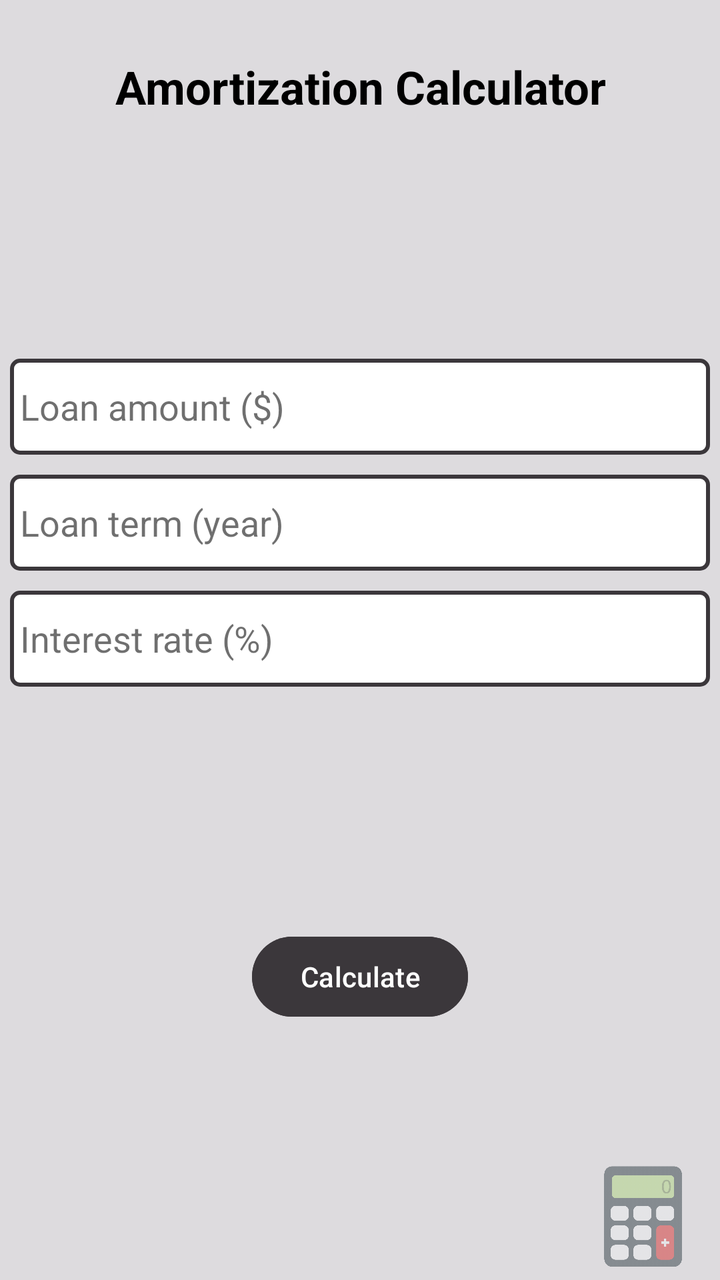
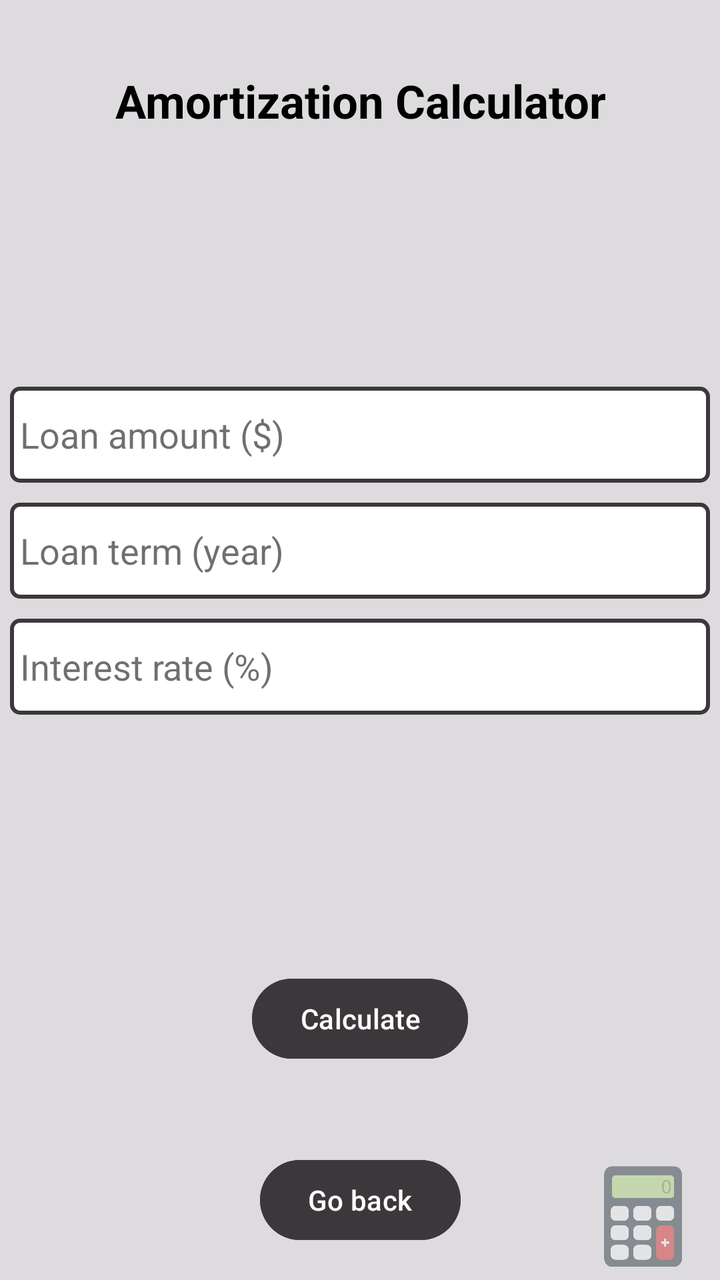

An Android layout rendered at two revisions. The XML below is the earlier revision; the diff shows what the commit changed to produce the second picture.
<!-- AndroidManifest.xml: application theme Theme.FinCal -->
<!-- res/layout/activity_category1_option2.xml -->
<?xml version="1.0" encoding="utf-8"?>
<androidx.constraintlayout.widget.ConstraintLayout xmlns:android="http://schemas.android.com/apk/res/android"
    xmlns:app="http://schemas.android.com/apk/res-auto"
    xmlns:tools="http://schemas.android.com/tools"
    android:id="@+id/main"
    android:layout_width="match_parent"
    android:layout_height="match_parent"
    android:background="@color/app_background"
    tools:context=".Category1Option2Activity">

    <TextView
        android:id="@+id/optionsTitle"
        android:layout_width="wrap_content"
        android:layout_height="wrap_content"
        android:gravity="center"
        android:text="@string/calc_amortization"
        android:textColor="@color/text_primary"
        android:textSize="23sp"
        android:textStyle="bold"
        app:layout_constraintEnd_toEndOf="parent"
        app:layout_constraintBottom_toTopOf="@id/optionsLayout"
        app:layout_constraintStart_toStartOf="parent"
        app:layout_constraintTop_toTopOf="parent" />

    <LinearLayout
        android:id="@+id/optionsLayout"
        android:layout_width="350dp"
        android:layout_height="350dp"
        android:gravity="center"
        android:orientation="vertical"
        app:layout_constraintEnd_toEndOf="parent"
        app:layout_constraintStart_toStartOf="parent"
        app:layout_constraintBottom_toTopOf="@id/calculateButton"
        app:layout_constraintTop_toBottomOf="@id/optionsTitle">

        <EditText
            android:id="@+id/loanAmount"
            android:layout_width="match_parent"
            android:layout_height="48dp"
            android:background="@drawable/edit_text_border"
            android:ems="10"
            android:gravity="center_vertical"
            android:hint="@string/loan_amount"
            android:importantForAutofill="no"
            android:inputType="numberDecimal"
            android:paddingStart="5dp"
            android:paddingEnd="5dp"
            android:textColor="@color/text_primary"
            android:textColorHint="@color/text_hint_color" />

        <EditText
            android:id="@+id/loanTerm"
            android:layout_width="match_parent"
            android:layout_height="48dp"
            android:layout_marginTop="10dp"
            android:background="@drawable/edit_text_border"
            android:ems="10"
            android:gravity="center_vertical"
            android:hint="@string/loan_term"
            android:importantForAutofill="no"
            android:inputType="numberDecimal"
            android:paddingStart="5dp"
            android:paddingEnd="5dp"
            android:textColor="@color/text_primary"
            android:textColorHint="@color/text_hint_color" />

        <EditText
            android:id="@+id/interestRate"
            android:layout_width="match_parent"
            android:layout_height="48dp"
            android:layout_marginTop="10dp"
            android:background="@drawable/edit_text_border"
            android:ems="10"
            android:gravity="center_vertical"
            android:hint="@string/interest_rate"
            android:importantForAutofill="no"
            android:inputType="numberDecimal"
            android:paddingStart="5dp"
            android:paddingEnd="5dp"
            android:textColor="@color/text_primary"
            android:textColorHint="@color/text_hint_color" />

    </LinearLayout>

    <Button
        android:id="@+id/calculateButton"
        android:layout_width="wrap_content"
        android:layout_height="wrap_content"
        android:backgroundTint="@color/button_calculate"
        android:text="@string/calculate_button"
        android:layout_marginBottom="100dp"
        android:textColor="@color/text_secondary"
        app:layout_constraintBottom_toBottomOf="parent"
        app:layout_constraintEnd_toEndOf="parent"
        app:layout_constraintStart_toStartOf="parent"
        app:layout_constraintTop_toBottomOf="@+id/optionsLayout" />

    <FrameLayout
        android:id="@+id/fragment_container"
        android:layout_width="match_parent"
        android:layout_height="match_parent"
        android:visibility="gone"
        app:layout_constraintBottom_toBottomOf="parent"
        app:layout_constraintEnd_toEndOf="parent"
        app:layout_constraintStart_toStartOf="parent"
        app:layout_constraintTop_toTopOf="parent" />

    <ImageView
        android:id="@+id/logo"
        android:layout_width="67dp"
        android:layout_height="73dp"
        android:layout_marginEnd="5dp"
        android:layout_marginBottom="-5dp"
        android:alpha=".5"
        android:importantForAccessibility="no"
        app:layout_constraintBottom_toBottomOf="parent"
        app:layout_constraintEnd_toEndOf="parent"
        app:srcCompat="@drawable/logo"
        tools:ignore="ImageContrastCheck,VisualLintBounds" />
</androidx.constraintlayout.widget.ConstraintLayout>
<!-- resources referenced by this layout -->
<resources>
  <color name="app_background">#DDDBDE</color>
  <color name="button_calculate">#3B373B</color>
  <color name="text_hint_color">#90000000</color>
  <color name="text_primary">#000000</color>
  <color name="text_secondary">#FFFFFFFF</color>
  <!-- drawable edit_text_border (drawable) -->
  <?xml version="1.0" encoding="utf-8"?>
  <shape xmlns:android="http://schemas.android.com/apk/res/android"
      android:shape="rectangle">
      <solid android:color="@color/white" />
      <stroke
          android:width="2dp"
          android:color="@color/text_third" />
      <corners android:radius="4dp" />
  </shape>
  <!-- drawable logo: png bitmap (drawable, 17765 bytes) -->
  <string name="calc_amortization">Amortization Calculator</string>
  <string name="calculate_button">Calculate</string>
  <string name="interest_rate">Interest rate (%)</string>
  <string name="loan_amount">Loan amount ($)</string>
  <string name="loan_term">Loan term (year)</string>
  <style name="Theme.FinCal" parent="Base.Theme.FinCal" />
  <color name="white">#FFFFFFFF</color>
  <color name="text_third">#3B373B</color>
  <style name="Base.Theme.FinCal" parent="Theme.Material3.DayNight.NoActionBar">
          
          <item name="colorPrimary">@color/button_navigation</item>
          <item name="android:windowBackground">@color/app_background</item>
          <item name="colorSurface">@color/app_background</item>
          <item name="colorOnSurface">@color/text_primary</item>
          <item name="android:textColorPrimary">@color/text_primary</item>
          <item name="colorSecondary">@color/button_navigation</item>
          <item name="colorOnPrimary">@color/app_background</item>
      </style>
  <color name="button_navigation">#3B373B</color>
</resources>

<!-- the commit's change to res/layout/activity_category1_option2.xml (unified diff, before → after) -->
@@ -86,14 +86,26 @@
         android:id="@+id/calculateButton"
         android:layout_width="wrap_content"
         android:layout_height="wrap_content"
+        android:layout_marginBottom="8dp"
         android:backgroundTint="@color/button_calculate"
         android:text="@string/calculate_button"
-        android:layout_marginBottom="100dp"
+        android:textColor="@color/text_secondary"
+        app:layout_constraintBottom_toTopOf="@id/backButton"
+        app:layout_constraintEnd_toEndOf="parent"
+        app:layout_constraintStart_toStartOf="parent"
+        app:layout_constraintTop_toBottomOf="@+id/optionsLayout" />
+
+    <Button
+        android:id="@+id/backButton"
+        android:layout_width="wrap_content"
+        android:layout_height="wrap_content"
+        android:layout_marginBottom="16dp"
+        android:backgroundTint="@color/button_navigation"
+        android:text="@string/button_back"
         android:textColor="@color/text_secondary"
         app:layout_constraintBottom_toBottomOf="parent"
         app:layout_constraintEnd_toEndOf="parent"
-        app:layout_constraintStart_toStartOf="parent"
-        app:layout_constraintTop_toBottomOf="@+id/optionsLayout" />
+        app:layout_constraintStart_toStartOf="parent" />
 
     <FrameLayout
         android:id="@+id/fragment_container"
<!-- resource entries referenced after the edit -->
@@ -16,6 +16,7 @@
       <corners android:radius="4dp" />
   </shape>
   <!-- drawable logo: png bitmap (drawable, 17765 bytes) -->
+  <string name="button_back">Go back</string>
   <string name="calc_amortization">Amortization Calculator</string>
   <string name="calculate_button">Calculate</string>
   <string name="interest_rate">Interest rate (%)</string>
